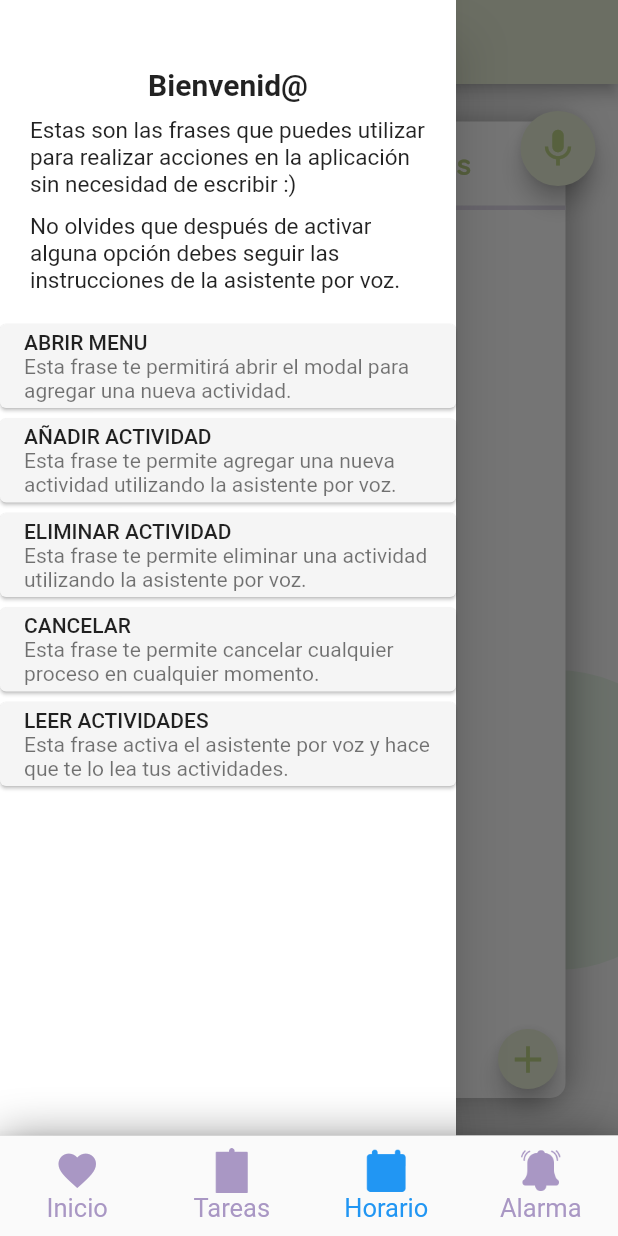
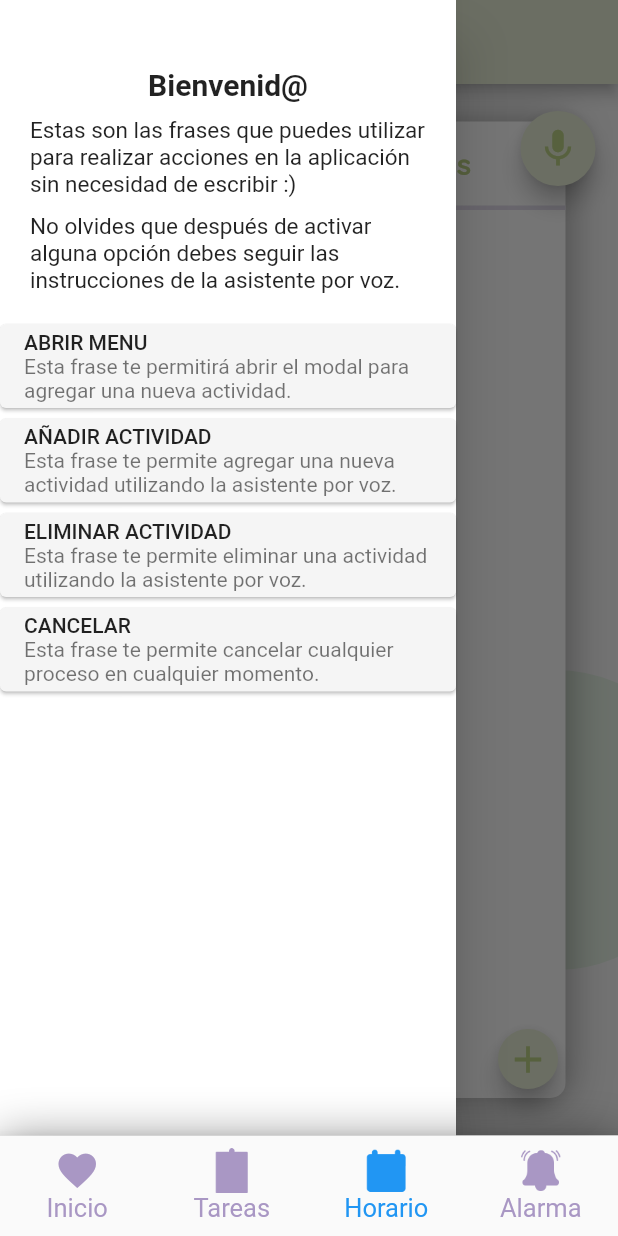
Before and after one commit to MicaelaGordillo/agenda_project, a Flutter app: the screen it shows after launch, item 3 of the bottom bar chosen, with the side drawer open, on a phone screen of 412 x 824 dp. Run offline on Flutter 3.47's test engine with Material 2 defaults, Android fonts, the phone set to English and light mode, and no system bars; our stand-ins replace flutter_local_notifications, flutter_tts, speech_to_text, sqflite; accounts and stored records are empty.

Commit message:
Adios ver mas xd

```diff
--- a/lib/clases/operation.dart
+++ b/lib/clases/operation.dart
@@ -1,5 +1,4 @@
 import 'package:agenda_project/clases/tarea.dart';
-import 'package:flutter/material.dart';
 import 'package:path/path.dart';
 import 'package:sqflite/sqflite.dart';
 import 'actividad.dart';
--- a/lib/layout/listaActividadesInicio.dart
+++ b/lib/layout/listaActividadesInicio.dart
@@ -1,5 +1,4 @@
 import 'package:flutter/material.dart';
-
 import '../clases/actividad.dart';
 import '../clases/operation.dart';
 
@@ -14,7 +13,6 @@ class _ListaActividadesState extends State<ListaActividades> {
   List<Actividad> actividades = [];
   List<Color> colores = [Color.fromRGBO(245, 214, 199, 1),Color.fromRGBO(250, 246, 200, 1)];
   List<Color> coloresText = [Color.fromRGBO(173, 66, 60, 1),Color.fromRGBO(117, 110, 8, 1)];
-
 
   @override
   void initState(){
@@ -34,6 +32,7 @@ class _ListaActividadesState extends State<ListaActividades> {
           color: colores[index%2],
           child: ListTile(
             title: Text(actividades[index].descripcion, style: const TextStyle(color: Colors.black, fontFamily: 'DidactGothic'),),
+            subtitle: Text(actividades[index].fecha_realizacion, style: TextStyle(fontFamily: 'DidactGothic', color: Color.fromRGBO(56, 56, 56, 1)),),
             trailing: Text('${actividades[index].hora_inicio}-${actividades[index].hora_final}',
               style: TextStyle(color: coloresText[index%2], fontFamily: 'Quicksand',),
             ),
--- a/lib/screens/screen_actividades.dart
+++ b/lib/screens/screen_actividades.dart
@@ -36,9 +36,8 @@ class _MyListState extends State<_MyList> {
           borderRadius: BorderRadius.circular(15.0),
         ),
         child: ListTile(
-
           title: Text('${actividades[index].descripcion}', style: TextStyle(fontFamily: 'DidactGothic', color: Color.fromRGBO(56, 56, 56, 1)),),
-          //subtitle: Text('Icream is good for health'),
+          subtitle: Text('${actividades[index].fecha_realizacion}', style: TextStyle(fontFamily: 'DidactGothic', color: Color.fromRGBO(56, 56, 56, 1)),),
           trailing:
           Row(
             mainAxisSize: MainAxisSize.min,
@@ -186,17 +185,6 @@ class _ScreenActividadesState extends State<ScreenActividades> {
                   child: const ListTile(
                     title: Text('CANCELAR'),
                     subtitle: Text('Esta frase te permite cancelar cualquier proceso en cualquier momento.'),
-                  ),
-                ),
-                const SizedBox(   //Espacio entre textos
-                  height: 5,
-                ),
-                Card(
-                  margin: const EdgeInsets.only(bottom: 2),
-                  color: Colors.grey[100],
-                  child: const ListTile(
-                    title: Text('LEER ACTIVIDADES'),
-                    subtitle: Text('Esta frase activa el asistente por voz y hace que te lo lea tus actividades.'),
                   ),
                 ),
               ],
--- a/lib/screens/screen_alarmas.dart
+++ b/lib/screens/screen_alarmas.dart
@@ -271,17 +271,6 @@ class _ScreenAlarmState extends State<ScreenAlarm> {
                   child: const ListTile(
                     title: Text('CANCELAR'),
                     subtitle: Text('Esta frase te permite cancelar cualquier proceso en cualquier momento.'),
-                  ),
-                ),
-                const SizedBox(   //Espacio entre textos
-                  height: 5,
-                ),
-                Card(
-                  margin: const EdgeInsets.only(bottom: 2),
-                  color: Colors.grey[100],
-                  child: const ListTile(
-                    title: Text('LEER ALARMAS'),
-                    subtitle: Text('Esta frase activa el asistente por voz y hace que te lo lea tus alarmas.'),
                   ),
                 ),
               ],
--- a/lib/screens/screen_inicio.dart
+++ b/lib/screens/screen_inicio.dart
@@ -178,18 +178,6 @@ class _ScreenMainState extends State<ScreenMain> {
                         ),
                       ),
                       ListTareas(),
-                      Container(
-                        decoration: const BoxDecoration(
-                            border: Border(
-                              top: BorderSide(color: Color.fromRGBO(226, 221, 235, 1), width: 3.0,),
-                            )
-                        ),
-                        child: const ListTile(
-                          trailing: Text('Ver más',
-                            style: TextStyle(color: Colors.blue, fontSize: 18, fontWeight: FontWeight.bold, fontFamily: 'Quicksand',),
-                          ),
-                        ),
-                      ),
                     ],
                   ),
                 ),
@@ -220,16 +208,6 @@ class _ScreenMainState extends State<ScreenMain> {
                         ),
                       ),
                       ListaActividades(),
-                      RaisedButton(
-                        color: Colors.white,
-                        child: const ListTile(
-                          trailing: Text('Ver más',
-                            style: TextStyle(color: Colors.blue, fontSize: 18, fontWeight: FontWeight.bold, fontFamily: 'Quicksand',),
-                          ),
-                        ),
-                        onPressed: (){
-                        }
-                      ),
                       const SizedBox(height: 20),
                     ],
                   ),
@@ -245,11 +223,6 @@ class _ScreenMainState extends State<ScreenMain> {
                         trailing: Image.asset('assets/calendario.png', height: 40,),
                       ),
                       ListaAlarmas(),
-                      const ListTile(
-                        trailing: Text('Ver más',
-                          style: TextStyle(color: Colors.blue, fontSize: 18, fontWeight: FontWeight.bold, fontFamily: 'Quicksand',),
-                        ),
-                      ),
                     ],
                   ),
                 ),
--- a/lib/screens/screen_tareas.dart
+++ b/lib/screens/screen_tareas.dart
@@ -201,17 +201,7 @@ class _ScreenWorkState extends State<ScreenWork> {
                     subtitle: Text('Esta frase te permite cancelar cualquier proceso en cualquier momento.'),
                   ),
                 ),
-                const SizedBox(   //Espacio entre textos
-                  height: 5,
-                ),
-                Card(
-                  margin: const EdgeInsets.only(bottom: 2),
-                  color: Colors.grey[100],
-                  child: const ListTile(
-                    title: Text('LEER TAREAS'),
-                    subtitle: Text('Esta frase activa el asistente por voz y hace que te lo lea tus tareas.'),
-                  ),
-                ),
+
               ],
             ),
           ),
@@ -404,7 +394,6 @@ class _ScreenWorkState extends State<ScreenWork> {
                     }
                   }
                   var aux = Tarea(cod_tarea: 2, descripcion: descripcionTarea, fecha_inicio: fechaInicioTarea, terminada: 0);
-                  //insertTarea(aux);
                   Operation.insertTarea(aux);
                   _read('La tarea se guardo de forma adecuada');
                   controlador = 0;
```
